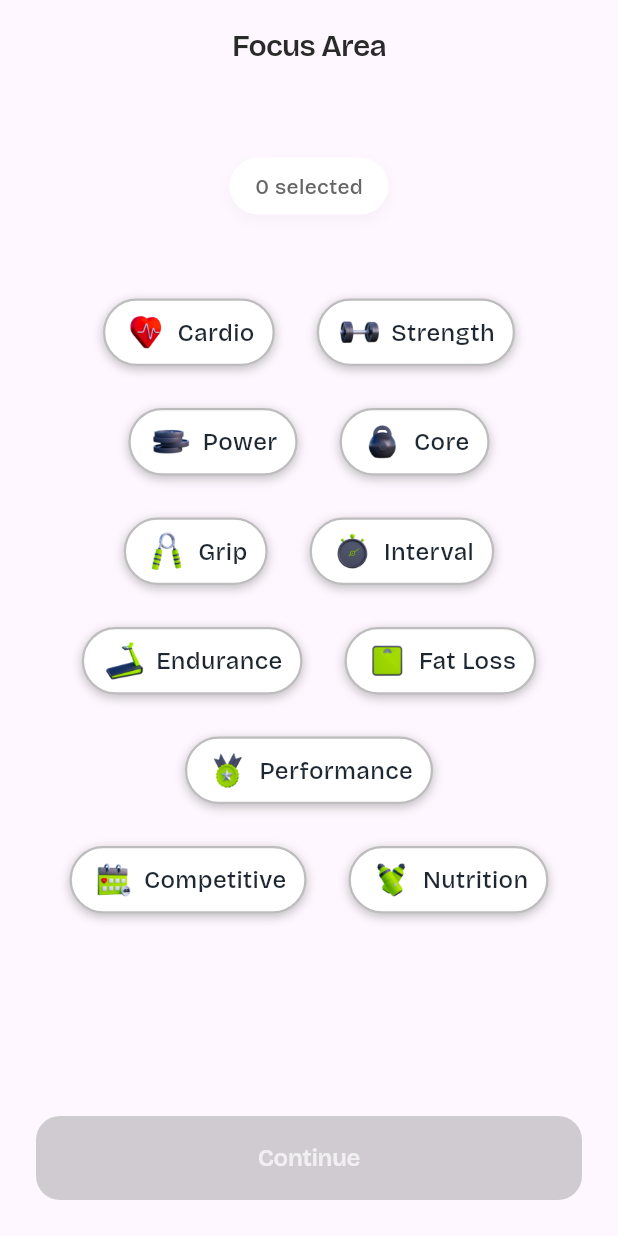
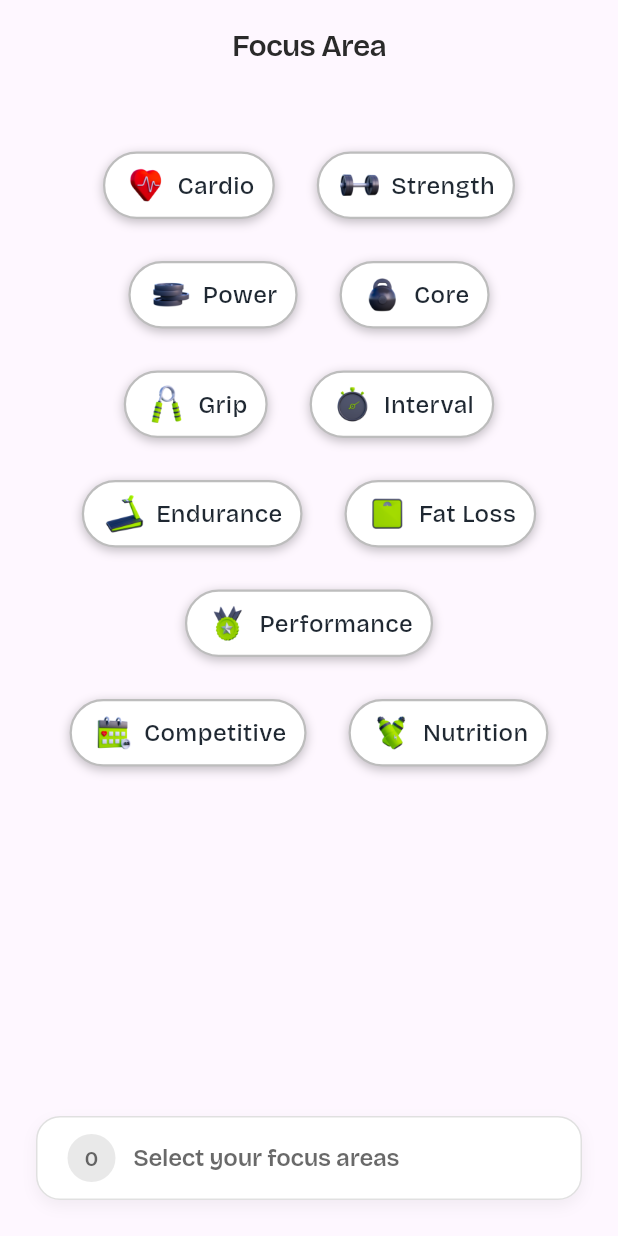
Before and after one commit to mihf05/flutter-fitness, a Flutter app: the WorkoutSelectionPage widget shown alone on an empty page, opened directly, on a phone screen of 412 x 824 dp. Run offline on Flutter 3.47's test engine with Material 3 defaults, Android fonts, the phone set to English and light mode, and no system bars; our stand-ins replace google_fonts; network calls fail.

Commit message:
refactor: Simplify header section and enhance continue button with counter

```diff
--- a/lib/workout_selection.dart
+++ b/lib/workout_selection.dart
@@ -84,6 +84,7 @@ class _WorkoutSelectionPageState extends State<WorkoutSelectionPage>
   Color get textColor => isDarkMode ? Color(0xFFE8E8E8) : Color(0xFF2A2A2A);
   Color get subtitleColor => isDarkMode ? Color(0xFFB0B0B0) : Color(0xFF666666);
   Color get accentColor => isDarkMode ? Color(0xFF6366F1) : Color(0xFF4F46E5);
+
   @override
   Widget build(BuildContext context) {
     // Update isDarkMode based on Theme
@@ -118,54 +119,7 @@ class _WorkoutSelectionPageState extends State<WorkoutSelectionPage>
 
           SizedBox(height: 48),
 
-          // Minimal Header Section
-          FadeTransition(
-            opacity: _fadeAnimation,
-            child: Padding(
-              padding: EdgeInsets.symmetric(horizontal: 24),
-              child: Column(
-                children: [
-                  SizedBox(height: 12),
-                  // Progress Indicator
-                  AnimatedContainer(
-                    duration: Duration(milliseconds: 300),
-                    padding: EdgeInsets.symmetric(horizontal: 16, vertical: 8),
-                    decoration: BoxDecoration(
-                      color: count >= 2
-                          ? accentColor.withOpacity(0.1)
-                          : surfaceColor,
-                      borderRadius: BorderRadius.circular(20),
-                      border: Border.all(
-                        color: count >= 2
-                            ? accentColor.withOpacity(0.3)
-                            : Colors.transparent,
-                        width: 1,
-                      ),
-                      boxShadow: [
-                        BoxShadow(
-                          color: isDarkMode
-                              ? Colors.black.withOpacity(0.2)
-                              : Colors.black.withOpacity(0.03),
-                          blurRadius: isDarkMode ? 6 : 8,
-                          offset: Offset(0, isDarkMode ? 2 : 4),
-                        ),
-                      ],
-                    ),
-                    child: Text(
-                      "$count selected",
-                      style: GoogleFonts.bricolageGrotesque(
-                        color: count >= 2 ? accentColor : subtitleColor,
-                        fontSize: 14,
-                        fontWeight: FontWeight.w500,
-                      ),
-                    ),
-                  ),
-                ],
-              ),
-            ),
-          ),
-
-          SizedBox(height: 48), // Choice Chips (without card container)
+          // Choice Chips (without header section)
           Expanded(
             child: SlideTransition(
               position: _slideAnimation,
@@ -201,7 +155,7 @@ class _WorkoutSelectionPageState extends State<WorkoutSelectionPage>
             ),
           ),
 
-          // Minimal Continue Button
+          // Combined Counter and Continue Button
           SlideTransition(
             position: Tween<Offset>(
               begin: Offset(0, 0.2),
@@ -217,17 +171,23 @@ class _WorkoutSelectionPageState extends State<WorkoutSelectionPage>
                 width: double.infinity,
                 height: 56,
                 decoration: BoxDecoration(
-                  color: count > 1 ? accentColor : subtitleColor.withOpacity(0.3),
+                  color: count > 1 ? accentColor : surfaceColor,
                   borderRadius: BorderRadius.circular(16),
-                  boxShadow: count > 1
-                      ? [
+                  border: count <= 1 ? Border.all(
+                    color: subtitleColor.withOpacity(0.2),
+                    width: 1,
+                  ) : null,
+                  boxShadow: [
                     BoxShadow(
-                            color: accentColor.withOpacity(0.3),
-                            blurRadius: 12,
-                            offset: Offset(0, 6),
+                      color: count > 1
+                          ? accentColor.withOpacity(0.3)
+                          : isDarkMode
+                              ? Colors.black.withOpacity(0.2)
+                              : Colors.black.withOpacity(0.05),
+                      blurRadius: count > 1 ? 12 : 8,
+                      offset: Offset(0, count > 1 ? 6 : 4),
                     ),
-                        ]
-                      : [],
+                  ],
                 ),
                 child: Material(
                   color: Colors.transparent,
@@ -239,17 +199,67 @@ class _WorkoutSelectionPageState extends State<WorkoutSelectionPage>
                             print("Continue button clicked");
                           }
                         : null,
+                    child: Padding(
+                      padding: EdgeInsets.symmetric(horizontal: 20),
+                      child: Row(
+                        children: [
+                          // Counter Circle
+                          AnimatedContainer(
+                            duration: Duration(milliseconds: 300),
+                            width: 32,
+                            height: 32,
+                            decoration: BoxDecoration(
+                              color: count > 1
+                                  ? Colors.white.withOpacity(0.2)
+                                  : textColor.withOpacity(0.1),
+                              borderRadius: BorderRadius.circular(16),
+                            ),
                             child: Center(
                               child: Text(
-                        "Continue",
+                                "$count",
                                 style: GoogleFonts.bricolageGrotesque(
                                   color: count > 1
                                       ? Colors.white
-                              : Colors.white.withOpacity(0.7),
+                                      : textColor.withOpacity(0.7),
+                                  fontSize: 14,
+                                  fontWeight: FontWeight.w600,
+                                ),
+                              ),
+                            ),
+                          ),
+
+                          SizedBox(width: 12),
+
+                          // Text Content
+                          Expanded(
+                            child: Text(
+                              count == 0
+                                  ? "Select your focus areas"
+                                  : count == 1
+                                      ? "Select at least one more"
+                                      : "Continue",
+                              style: GoogleFonts.bricolageGrotesque(
+                                color: count > 1
+                                    ? Colors.white
+                                    : textColor.withOpacity(0.7),
                                 fontSize: 16,
                                 fontWeight: FontWeight.w600,
                                 letterSpacing: -0.2,
                               ),
+                            ),
+                          ),
+
+                          // Arrow Icon (only when ready to continue)
+                          if (count > 1)
+                            AnimatedContainer(
+                              duration: Duration(milliseconds: 300),
+                              child: Icon(
+                                Icons.arrow_forward_rounded,
+                                color: Colors.white,
+                                size: 20,
+                              ),
+                            ),
+                        ],
                       ),
                     ),
                   ),
```
Lines whose indentation alone changed are shown as unchanged.
